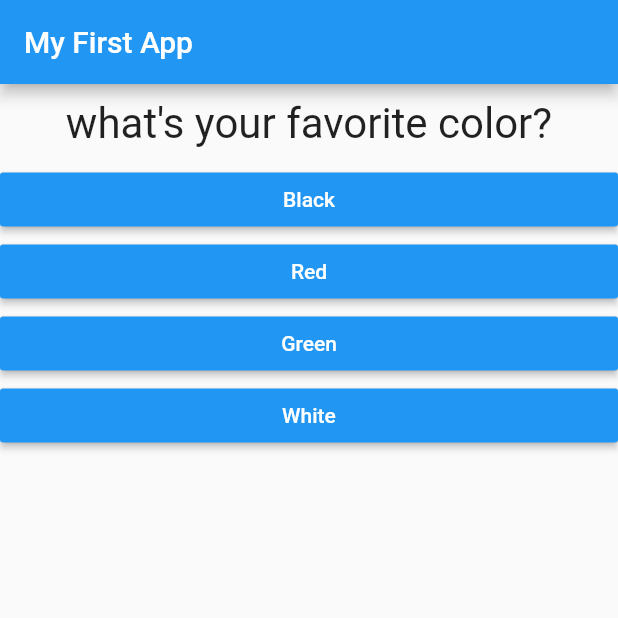
After one commit to Thilanguis/flutter, a Flutter app: the screen it shows after launch, on a phone screen of 412 x 824 dp, the top half of it. The commit adds this screen. Run offline on Flutter 3.47's test engine with Material 2 defaults, Android fonts, the phone set to English and light mode, and no system bars.

Commit message:
Separando responsabilidades em suas respectivas classes

```diff
--- a/lib/main.dart
+++ b/lib/main.dart
@@ -1,7 +1,8 @@
 import 'package:flutter/material.dart';
+import 'package:flutter_complete_guide/result.dart';
 
-import './question.dart';
-import './answer.dart';
+import './quiz.dart';
+import './result.dart';
 
 // void main () {
 //   runApp(MyApp());
@@ -18,31 +19,50 @@ class MyApp extends StatefulWidget {
 }
 
 class _MyAppState extends State<MyApp> {
-  final questions = const [
+  final _questions = const [
     {
       'questionText': 'what\'s your favorite color?',
-      'answers': ['Black', 'Red', 'Green', 'White'],
+      'answers': [
+        {'text': 'Black', 'score': 10},
+        {'text': 'Red', 'score': 5},
+        {'text': 'Green', 'score': 3},
+        {'text': 'White', 'score': 1}
+      ],
     },
     {
       'questionText': 'what\'s your favorite animal?',
-      'answers': ['Rabbit', 'Snake', 'Elephant', 'Lion'],
+      'answers': [
+        {'text': 'Rabbit', 'score': 3},
+        {'text': 'Snake', 'score': 11},
+        {'text': 'Elephant', 'score': 5},
+        {'text': 'Lion', 'score': 9}
+      ],
     },
     {
       'questionText': 'who\'s your favorite instructor?',
-      'answers': ['Max', 'Max', 'Max', 'Max'],
+      'answers': [
+        {'text': 'Max', 'score': 1},
+        {'text': 'Max', 'score': 1},
+        {'text': 'Max', 'score': 1},
+        {'text': 'Max', 'score': 1}
+      ],
     },
   ];
   var _questionIndex = 0;
+  var _totalScore = 0;
 
-  void _answerQuestion() {
+  void _answerQuestion(int score) {
     // var Abool = true;
     // aBool = false;
+
+    _totalScore += score;
+
     setState(() {
       _questionIndex++;
     });
     print(_questionIndex);
     // print('Answer Chosen');
-    if (_questionIndex < questions.length) {
+    if (_questionIndex < _questions.length) {
       print("We have more question!");
     } else {
       print('No more questions!');
@@ -61,21 +81,13 @@ class _MyAppState extends State<MyApp> {
         appBar: AppBar(
           title: Text('My First App'),
         ),
-        body: _questionIndex < questions.length
-            ? Column(
-                children: [
-                  Question(
-                    questions[_questionIndex]['questionText'],
-                  ),
-                  ...(questions[_questionIndex]['answers'] as List<String>)
-                      .map((answer) {
-                    return Answer(_answerQuestion, answer);
-                  }).toList()
-                ],
+        body: _questionIndex < _questions.length
+            ? Quiz(
+                answerQuestion: _answerQuestion,
+                questionIndex: _questionIndex,
+                questions: _questions,
               )
-            : Center(
-                child: Text('You did it!'),
-              ),
+            : Result(),
       ),
     );
   }
--- /dev/null
+++ b/lib/quiz.dart
@@ -0,0 +1,29 @@
+import 'package:flutter/material.dart';
+
+import './question.dart';
+import './answer.dart';
+
+class Quiz extends StatelessWidget {
+  final List<Map<String, Object>> questions;
+  final int questionIndex;
+  final Function answerQuestion;
+
+  Quiz(
+      {@required this.questions,
+      @required this.answerQuestion,
+      @required this.questionIndex});
+
+  @override
+  Widget build(BuildContext context) {
+    return Column(
+      children: [
+        Question(
+          questions[questionIndex]['questionText'],
+        ),
+        ...(questions[questionIndex]['answers'] as List<Map<String, Object>>).map((answer) {
+          return Answer(() => answerQuestion(['score']), answer['text']);
+        }).toList()
+      ],
+    );
+  }
+}
--- /dev/null
+++ b/lib/result.dart
@@ -0,0 +1,10 @@
+import 'package:flutter/material.dart';
+
+class Result extends StatelessWidget {
+  @override
+  Widget build(BuildContext context) {
+    return Center(
+      child: Text('You did it!'),
+    );
+  }
+}
```
